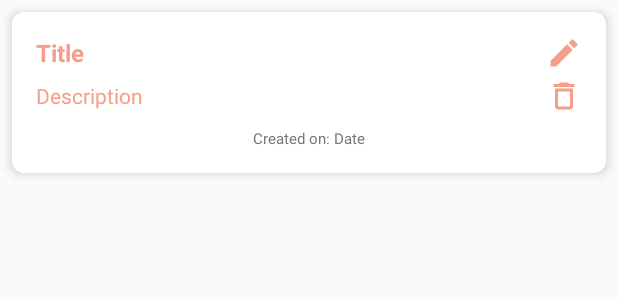
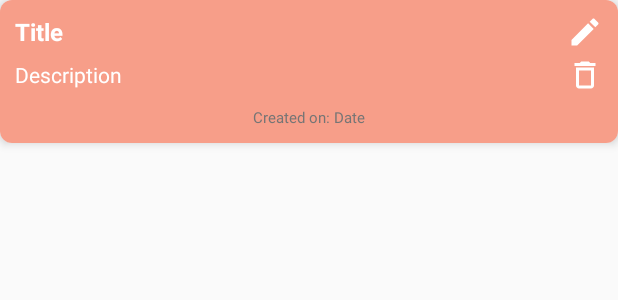
Before and after one commit to zohairshayk/tasked-app, an Android app: the layout todo_item.xml on its own in the app's theme, with its tools: preview values and no code run, on a phone screen of 412 x 824 dp. Shown: the top 300 px of the screen. Run offline under Robolectric (Android 15) with nearby library versions, the phone set to English and light mode, and no system bars.

```diff
--- a/app/src/main/java/com/zohair/taskedapp/SplashScreen.java
+++ b/app/src/main/java/com/zohair/taskedapp/SplashScreen.java
@@ -84,7 +84,7 @@ public class SplashScreen extends AppCompatActivity {
 //                todo1.setDescription("Family gathering on occasion of Ahmed's Nikkah Ceremmony");
 //                todo1.setCreatedAt(formattedDate);
 //                todo1.setImageString("N/A");
-//
+////
 //                todoDao.insertTodo(todo);
 //                todoDao.insertTodo(todo1);
                 // After operations are done, navigate to the main activity
--- a/app/src/main/java/com/zohair/taskedapp/repository/Todo.java
+++ b/app/src/main/java/com/zohair/taskedapp/repository/Todo.java
@@ -8,7 +8,7 @@ import androidx.room.PrimaryKey;
 public class Todo {
     @PrimaryKey(autoGenerate = true)
     @ColumnInfo(name = "id")
-    Integer id=0;
+    Integer id;
 
    @ColumnInfo(name = "title")
     String title;
--- /dev/null
+++ b/app/src/main/res/drawable/baseline_add_24.xml
@@ -0,0 +1,5 @@
+<vector android:height="24dp" android:tint="#000000"
+    android:viewportHeight="24" android:viewportWidth="24"
+    android:width="24dp" xmlns:android="http://schemas.android.com/apk/res/android">
+    <path android:fillColor="@android:color/white" android:pathData="M19,13h-6v6h-2v-6H5v-2h6V5h2v6h6v2z"/>
+</vector>
--- a/app/src/main/res/layout/todo_item.xml
+++ b/app/src/main/res/layout/todo_item.xml
@@ -1,23 +1,27 @@
 <?xml version="1.0" encoding="utf-8"?>
 <androidx.cardview.widget.CardView xmlns:android="http://schemas.android.com/apk/res/android"
     xmlns:app="http://schemas.android.com/apk/res-auto"
+    xmlns:tools="http://schemas.android.com/tools"
     android:layout_width="match_parent"
     android:layout_height="wrap_content"
-    android:layout_margin="8dp"
+    android:background="@color/colorPrimary"
+    android:padding="2dp"
     app:cardCornerRadius="8dp"
+    android:layout_marginBottom="10dp"
     app:cardElevation="4dp">
 
     <androidx.constraintlayout.widget.ConstraintLayout
         android:layout_width="match_parent"
         android:layout_height="wrap_content"
-        android:padding="16dp">
+        android:background="@color/colorPrimary"
+        android:padding="10dp">
 
         <!-- Title TextView -->
         <TextView
             android:id="@+id/title"
             android:layout_width="0dp"
             android:layout_height="wrap_content"
-            android:textColor="@color/colorPrimary"
+            android:textColor="@color/white"
             android:textSize="16sp"
             android:textStyle="bold"
             android:text="Title"
@@ -25,7 +29,8 @@
             app:layout_constraintStart_toStartOf="parent"
             app:layout_constraintWidth_default="wrap"
             app:layout_constraintHorizontal_chainStyle="packed"
-            app:layout_constraintHorizontal_bias="0"/>
+            app:layout_constraintHorizontal_bias="0"
+            tools:ignore="MissingConstraints" />
 
         <!-- Edit Button -->
         <ImageView
@@ -33,7 +38,8 @@
             android:layout_width="wrap_content"
             android:layout_height="wrap_content"
             android:src="@drawable/baseline_edit_24"
-            app:tint="@color/colorPrimary"
+            app:tint="@color/white"
+            android:visibility="visible"
             android:contentDescription="edit"
             app:layout_constraintEnd_toEndOf="parent"
             app:layout_constraintTop_toTopOf="@+id/title"
@@ -44,7 +50,7 @@
             android:id="@+id/description"
             android:layout_width="0dp"
             android:layout_height="wrap_content"
-            android:textColor="@color/colorPrimary"
+            android:textColor="@color/white"
             android:layout_marginTop="8dp"
             android:textSize="14sp"
             android:text="Description"
@@ -61,7 +67,8 @@
             android:layout_width="wrap_content"
             android:layout_height="wrap_content"
             android:src="@drawable/baseline_delete_outline_24"
-            app:tint="@color/colorPrimary"
+            app:tint="@color/white"
+            android:visibility="visible"
             android:contentDescription="delete"
             app:layout_constraintEnd_toEndOf="parent"
             app:layout_constraintTop_toTopOf="@+id/description"
```
Also changed, not shown: app/src/main/java/com/zohair/taskedapp/Dashboard/AddTodoFragment.java (added, +133 -0 lines), app/src/main/java/com/zohair/taskedapp/Dashboard/DashboardFragment.java (+17 -3 lines), app/src/main/java/com/zohair/taskedapp/adapters/CardAdapter.java (+46 -3 lines), app/src/main/java/com/zohair/taskedapp/adapters/CardViewHolder.java (deleted, +0 -26 lines), app/src/main/res/layout/fragment_add_todo.xml (added, +28 -0 lines), app/src/main/res/layout/fragment_dashboard.xml (+19 -4 lines).
